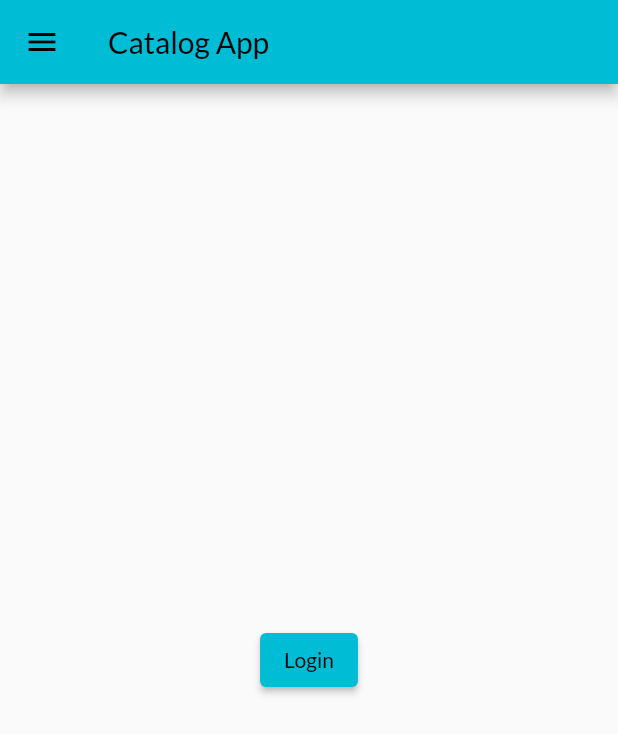
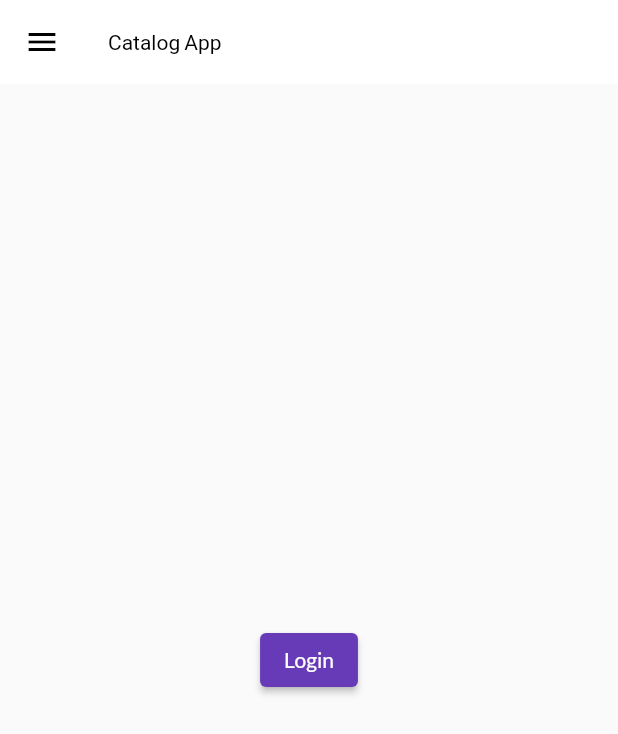
Before and after one commit to edendattox/flutter-prac, a Flutter app: the screen it shows after launch, on a phone screen of 412 x 824 dp. Shown: the top 734 px of the screen. Run offline on Flutter 3.47's test engine with Material 2 defaults, Android fonts, the phone set to English and light mode, and no system bars; our stand-ins replace google_fonts.

Commit message:
Created theme widget

```diff
--- a/lib/main.dart
+++ b/lib/main.dart
@@ -4,6 +4,7 @@ import 'package:flutter/material.dart';
 import 'package:flutter_application_1/pages/home_page.dart';
 import 'package:flutter_application_1/pages/login_page.dart';
 import 'package:flutter_application_1/utils/routes.dart';
+import 'package:flutter_application_1/widgets/themes.dart';
 import 'package:google_fonts/google_fonts.dart';
 
 void main() => runApp(MyApp());
@@ -16,15 +17,9 @@ class MyApp extends StatelessWidget {
 
     return MaterialApp(
       themeMode: ThemeMode.light,
-      theme: ThemeData(
-        primarySwatch: Colors.cyan,
-        fontFamily: GoogleFonts.lato().fontFamily,
-      ),
+      theme: MyTheme.lightTheme(context),
+      darkTheme: MyTheme.darkTheme(context),
       debugShowCheckedModeBanner: false,
-      darkTheme: ThemeData(
-        brightness: Brightness.dark,
-        primarySwatch: Colors.cyan,
-      ),
       initialRoute: MyRoutes.homeRoute,
       routes: {
         MyRoutes.loginRoute: (context) => LoginPage(),
--- /dev/null
+++ b/lib/widgets/themes.dart
@@ -0,0 +1,17 @@
+import 'package:flutter/material.dart';
+import 'package:google_fonts/google_fonts.dart';
+
+class MyTheme {
+  static ThemeData lightTheme(BuildContext context) => ThemeData(
+        primarySwatch: Colors.deepPurple,
+        fontFamily: GoogleFonts.lato().fontFamily,
+        appBarTheme: AppBarTheme(
+          color: Colors.white,
+          elevation: 0.0,
+          iconTheme: IconThemeData(color: Colors.black),
+          titleTextStyle: TextStyle(color: Colors.black),
+        ),
+      );
+  static ThemeData darkTheme(BuildContext context) =>
+      ThemeData(brightness: Brightness.dark);
+}
```
Also changed, not shown: lib/widgets/drawer.dart (+15 -6 lines).
